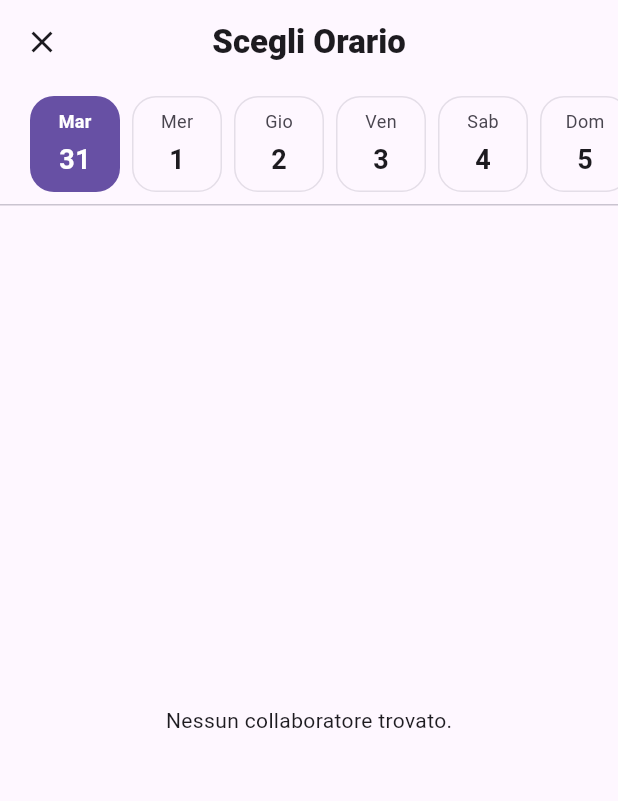
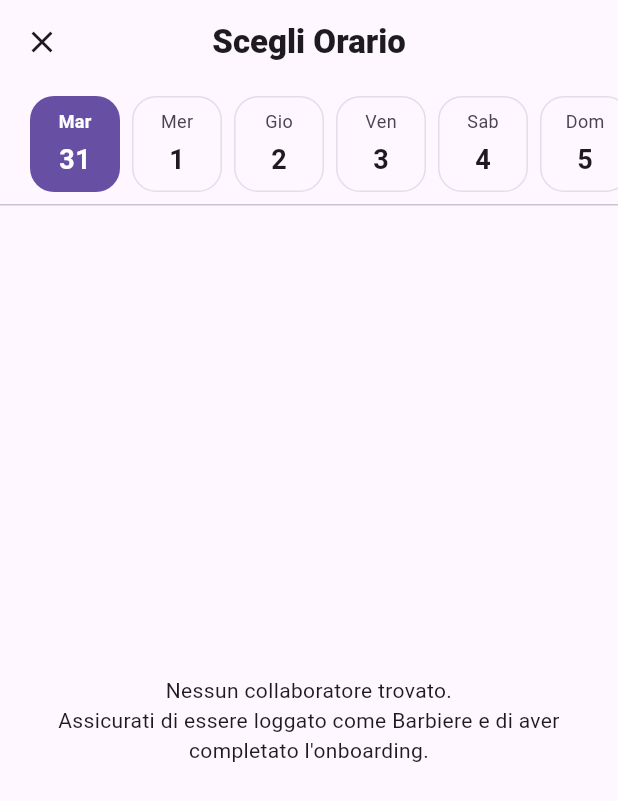
Before and after one commit to MauroPot2/shavette, a Flutter app: the SelezioneOrarioScreen screen opened by its route, on a phone screen of 412 x 824 dp. Shown: the top 801 px of the screen. Run offline on Flutter 3.47's test engine with Material 3 defaults, Android fonts, the phone set to English and light mode, and no system bars; our stand-ins replace cloud_firestore, firebase_auth, firebase_core, flutter_riverpod, go_router, google_sign_in; accounts and stored records are empty; generated files the repository leaves out were written again.

Commit message:
tolto mockup dati barbiere ora legge firebase

```diff
--- a/lib/features/prenotazioni/presentation/screens/selezione_orario_screen.dart
+++ b/lib/features/prenotazioni/presentation/screens/selezione_orario_screen.dart
@@ -3,22 +3,24 @@ import 'package:flutter/material.dart';
 import 'package:flutter_riverpod/flutter_riverpod.dart';
 import 'package:flutter_riverpod/legacy.dart';
 
+import 'package:shavette/features/auth/data/auth_repository.dart';
 import 'package:shavette/core/providers/booking_provider.dart';
+import 'package:shavette/core/providers/slot_calculator_provider.dart';
 
-// Importiamo le entità corrette
 import 'package:shavette/features/barbieri/domain/entities/barbiere.dart';
-import 'package:shavette/features/barbieri/domain/entities/slot_orario.dart'; // NECESSARIO PER IL LINTER
+import 'package:shavette/features/barbieri/domain/entities/slot_orario.dart';
 
 import 'package:shavette/features/prenotazioni/presentation/widgets/barber_row.dart';
 import 'package:shavette/features/prenotazioni/presentation/widgets/confirm_sheet.dart';
 import 'package:shavette/features/prenotazioni/presentation/widgets/date_strip.dart';
 
-// 1. IL CERVELLO DELLA DATA (Gestito con StateNotifier)
+// 1. IL NOTIFIER PER LA DATA
+// Assicurati che StateNotifier sia importato correttamente da flutter_riverpod
 class ClientSelectedDateNotifier extends StateNotifier<DateTime> {
   ClientSelectedDateNotifier() : super(_initialDate());
 
   static DateTime _initialDate() {
-    final now = DateTime.now();
+    final DateTime now = DateTime.now();
     return DateTime(now.year, now.month, now.day);
   }
 
@@ -27,44 +29,47 @@ class ClientSelectedDateNotifier extends StateNotifier<DateTime> {
   }
 }
 
-final clientSelectedDateProvider =
-    StateNotifierProvider.autoDispose<ClientSelectedDateNotifier, DateTime>(
-  (ref) => ClientSelectedDateNotifier(),
-);
+// Usiamo 'final' senza il tipo esplicito chilometrico, così Riverpod non si arrabbia
+final clientSelectedDateProvider = StateNotifierProvider.autoDispose<ClientSelectedDateNotifier, DateTime>((ref) {
+  return ClientSelectedDateNotifier();
+});
 
-// 2. IL NUOVO MOTORE: Legge esattamente dalla struttura del tuo Repository!
+// 2. IL MOTORE DINAMICO
 final staffSaloneProvider = StreamProvider.autoDispose<List<Barbiere>>((ref) {
-  final firestore = FirebaseFirestore.instance;
+  final FirebaseFirestore firestore = FirebaseFirestore.instance;
 
-  // MVP: Andiamo a pescare il primissimo salone che trova nel DB
-  return firestore.collection('barbieri').limit(1).snapshots().asyncMap((saloneSnapshot) async {
-    if (saloneSnapshot.docs.isEmpty) return [];
+  // Watch dell'utente loggato
+  final AsyncValue<dynamic> authState = ref.watch(authStateProvider);
+  final dynamic user = authState.value;
 
-    final saloneId = saloneSnapshot.docs.first.id;
+  // Watch degli slot calcolati
+  final List<SlotOrario> slotDinamici = ref.watch(slotCalculatorProvider);
 
-    // Entriamo nella sotto-collezione 'staff' creata dal tuo batch.set!
-    final staffSnapshot = await firestore
-        .collection('barbieri')
-        .doc(saloneId)
-        .collection('staff')
-        .get();
+  if (user == null) {
+    return Stream<List<Barbiere>>.value(<Barbiere>[]);
+  }
 
-    // Trasformiamo i documenti Firebase in oggetti "Barbiere" (Collaboratori)
-    return staffSnapshot.docs.map((doc) {
-      final data = doc.data();
-      final nomeStaff = (data['nome'] as String?) ?? 'Sconosciuto';
+  // Cast esplicito dell'UID
+  final String uid = user.uid as String;
+
+  return firestore
+      .collection('barbieri')
+      .doc(uid)
+      .collection('staff')
+      .snapshots()
+      .map((QuerySnapshot<Map<String, dynamic>> staffSnapshot) {
+
+    return staffSnapshot.docs.map((QueryDocumentSnapshot<Map<String, dynamic>> doc) {
+      final Map<String, dynamic> data = doc.data();
+      final String nomeStaff = (data['nome'] as String?) ?? 'Sconosciuto';
 
       return Barbiere(
         id: doc.id,
         nome: nomeStaff,
-        // Avatar provvisorio visto che non lo carichiamo ancora nell'onboarding
-        avatarUrl: (data['avatarUrl'] as String?) ?? 'https://ui-avatars.com/api/?name=${Uri.encodeComponent(nomeStaff)}&background=random',
-
-        // Specifichiamo <SlotOrario> per far felice il linter!
-        slots: <SlotOrario>[],
-
-        // Di default il collaboratore non è al completo finché non calcoliamo gli appuntamenti
-        isAlCompleto: false,
+        avatarUrl: (data['avatarUrl'] as String?) ??
+            'https://ui-avatars.com/api/?name=${Uri.encodeComponent(nomeStaff)}&background=random',
+        slots: slotDinamici,
+        isAlCompleto: (data['isAlCompleto'] as bool?) ?? false,
       );
     }).toList();
   });
@@ -76,13 +81,14 @@ class SelezioneOrarioScreen extends ConsumerWidget {
 
   @override
   Widget build(BuildContext context, WidgetRef ref) {
-    final theme = Theme.of(context);
+    final ThemeData theme = Theme.of(context);
 
-    final bookingState = ref.watch(bookingProvider);
-    final dataSelezionata = ref.watch(clientSelectedDateProvider);
-    final staffAsyncValue = ref.watch(staffSaloneProvider);
+    // Watch degli stati
+    final BookingState bookingState = ref.watch(bookingProvider);
+    final DateTime dataSelezionata = ref.watch(clientSelectedDateProvider);
+    final AsyncValue<List<Barbiere>> staffAsyncValue = ref.watch(staffSaloneProvider);
 
-    final selectedSlotKey =
+    final String? selectedSlotKey =
         (bookingState.barbiereId != null && bookingState.orario != null)
         ? '${bookingState.barbiereId}-${bookingState.orario}'
         : null;
@@ -103,7 +109,7 @@ class SelezioneOrarioScreen extends ConsumerWidget {
         children: [
           DateStrip(
             selectedDate: dataSelezionata,
-            onDaySelected: (nuovaData) {
+            onDaySelected: (DateTime nuovaData) {
               ref.read(clientSelectedDateProvider.notifier).setDate(nuovaData);
             },
           ),
@@ -111,20 +117,26 @@ class SelezioneOrarioScreen extends ConsumerWidget {
           Expanded(
             child: staffAsyncValue.when(
               loading: () => const Center(child: CircularProgressIndicator()),
-
-              error: (error, stack) => Center(
+              error: (Object error, StackTrace stack) => Center(
                 child: Text('Errore: $error', style: const TextStyle(color: Colors.red)),
               ),
-
-              data: (staffList) {
+              data: (List<Barbiere> staffList) {
                 if (staffList.isEmpty) {
-                  return const Center(child: Text('Nessun collaboratore trovato.'));
+                  return const Center(
+                    child: Padding(
+                      padding: EdgeInsets.all(24.0),
+                      child: Text(
+                        'Nessun collaboratore trovato.\nAssicurati di essere loggato come Barbiere e di aver completato l\'onboarding.',
+                        textAlign: TextAlign.center,
+                      ),
+                    ),
+                  );
                 }
 
                 return ListView.builder(
                   padding: const EdgeInsets.fromLTRB(20, 10, 20, 100),
                   itemCount: staffList.length,
-                  itemBuilder: (context, index) {
+                  itemBuilder: (BuildContext context, int index) {
                     return BarberRow(
                       barbiere: staffList[index],
                       selectedSlotKey: selectedSlotKey,
```
Also changed, not shown: lib/features/servizi/presentation/screens/menu_servizi_screen.dart (+31 -20 lines).
